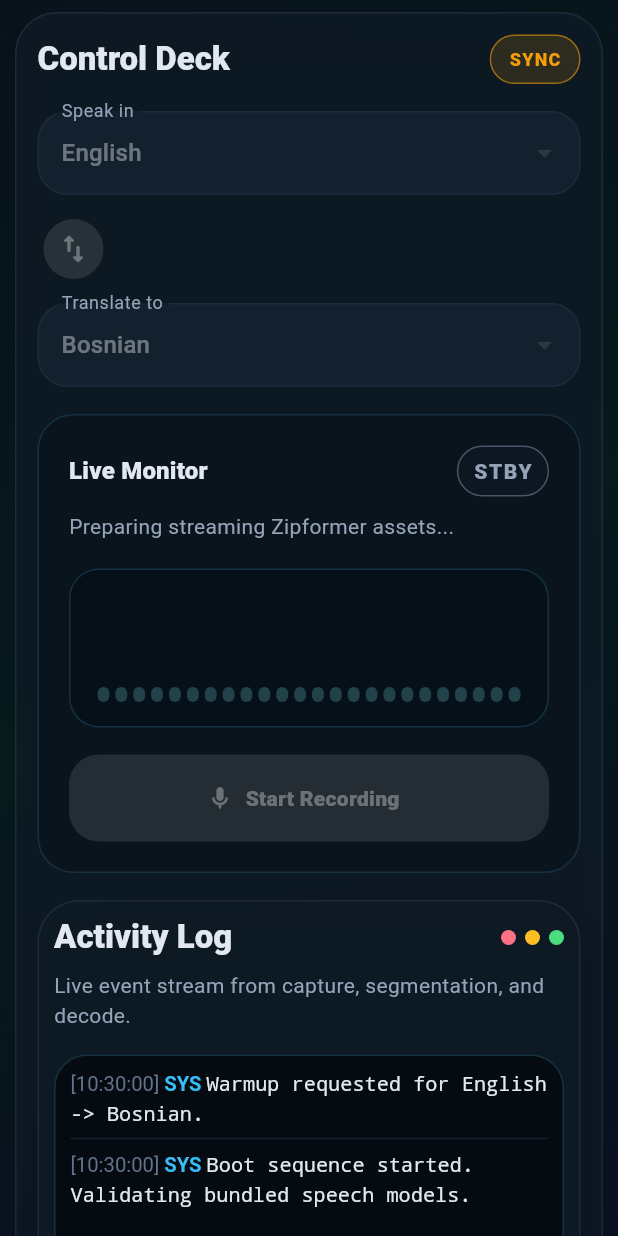
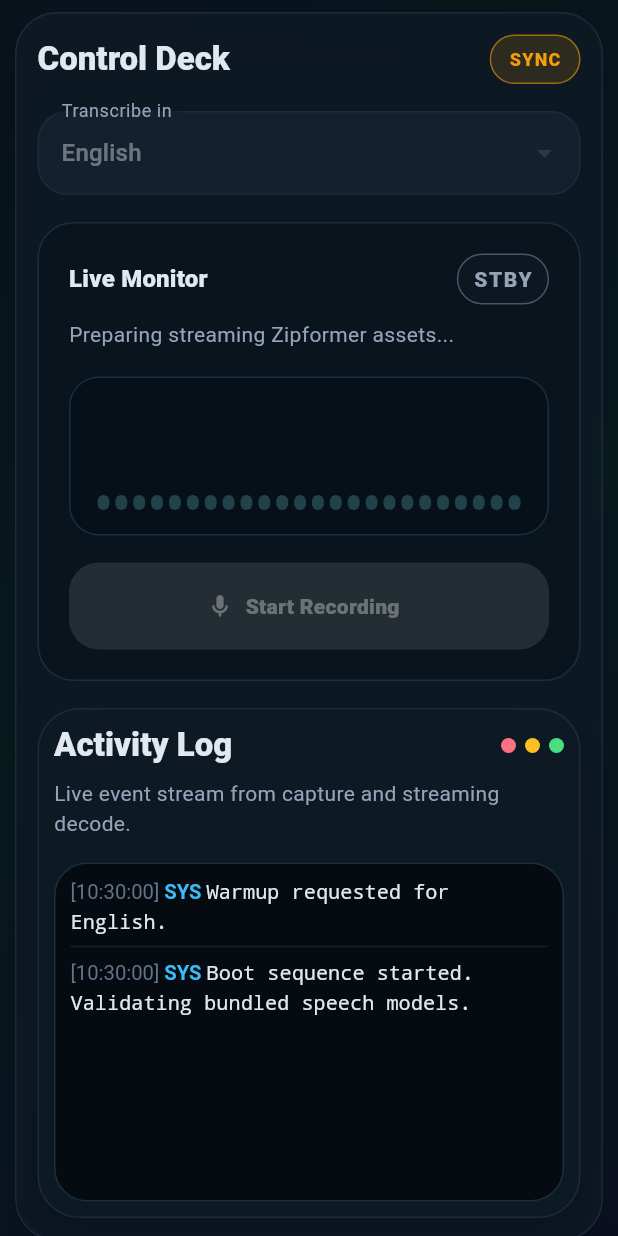
Before and after one commit to Danis96/offline_audio_sherpa_onnx, a Flutter app: the first screen one second after launch, on a phone screen of 412 x 824 dp. Run offline on Flutter 3.47's test engine with Material 3 defaults, Android fonts, the phone set to English and light mode, and no system bars; missing offline and left inert: record, sherpa_onnx.

Commit message:
zipformer english only, transcription works

```diff
--- a/lib/src/features/live_translate/live_translate_screen.dart
+++ b/lib/src/features/live_translate/live_translate_screen.dart
@@ -2,6 +2,7 @@ import 'dart:async';
 import 'dart:math' as math;
 import 'dart:typed_data';
 
+import 'package:flutter/foundation.dart';
 import 'package:flutter/material.dart';
 import 'package:record/record.dart';
 
@@ -33,12 +34,12 @@ class _LiveTranslateScreenState extends State<LiveTranslateScreen> {
   final List<_LogEntry> _logs = <_LogEntry>[];
 
   AppLanguage _sourceLanguage = supportedSourceLanguages.first;
-  AppLanguage _targetLanguage = supportedTargetLanguages.first;
 
   String _transcript = '';
-  String _translation = '';
   String? _statusMessage =
       'Preparing streaming Zipformer models from bundled assets...';
+  int _frameCount = 0;
+  int _emptyDecodeWindows = 0;
 
   bool _isRecording = false;
   bool _isWarmingUp = false;
@@ -57,8 +58,7 @@ class _LiveTranslateScreenState extends State<LiveTranslateScreen> {
     _setStatus(
       'Preparing streaming Zipformer assets...',
       category: _LogCategory.system,
-      logMessage:
-          'Warmup requested for ${_sourceLanguage.label} -> ${_targetLanguage.label}.',
+      logMessage: 'Warmup requested for ${_sourceLanguage.label}.',
     );
 
     setState(() {
@@ -66,10 +66,7 @@ class _LiveTranslateScreenState extends State<LiveTranslateScreen> {
     });
 
     try {
-      await _pipeline.warmUp(
-        sourceLanguage: _sourceLanguage,
-        targetLanguage: _targetLanguage,
-      );
+      await _pipeline.warmUp(sourceLanguage: _sourceLanguage);
     } catch (error) {
       if (!mounted) {
         return;
@@ -96,7 +93,8 @@ class _LiveTranslateScreenState extends State<LiveTranslateScreen> {
     _setStatus(
       'Ready. Streaming Zipformer is online for live English transcription.',
       category: _LogCategory.success,
-      logMessage: 'Warmup finished. Streaming ASR pipeline is online.',
+      logMessage:
+          'Warmup finished. Streaming ASR pipeline is online for English.',
     );
   }
 
@@ -141,10 +139,15 @@ class _LiveTranslateScreenState extends State<LiveTranslateScreen> {
     );
 
     _pipeline.resetSession();
+    _frameCount = 0;
+    _emptyDecodeWindows = 0;
     _appendLog(
       category: _LogCategory.capture,
       message: 'Microphone stream opened at 16 kHz mono PCM.',
     );
+    setState(() {
+      _transcript = '';
+    });
 
     _audioStreamSub = stream.listen(
       (data) => _processAudioFrame(_convertBytesToDouble(data)),
@@ -177,14 +180,30 @@ class _LiveTranslateScreenState extends State<LiveTranslateScreen> {
 
   void _processAudioFrame(List<double> frame) {
     _updateWaveform(frame);
-    final result = _pipeline.ingestAudioFrame(
-      samples: frame,
-      sourceLanguage: _sourceLanguage,
-      targetLanguage: _targetLanguage,
-    );
+    _frameCount += 1;
+    final result = _pipeline.ingestAudioFrame(samples: frame);
 
     if (result != null) {
+      _emptyDecodeWindows = 0;
       _applyStreamingResult(result);
+      return;
+    }
+
+    if (_frameCount % 25 == 0) {
+      _appendLog(
+        category: _LogCategory.capture,
+        message:
+            'Audio checkpoint. frames=$_frameCount, rms=${_calculateRms(frame).toStringAsFixed(3)}.',
+      );
+    }
+
+    if (_frameCount % 60 == 0) {
+      _emptyDecodeWindows += 1;
+      _appendLog(
+        category: _LogCategory.decode,
+        message:
+            'No transcript update yet. frames=$_frameCount, empty_windows=$_emptyDecodeWindows.',
+      );
     }
   }
 
@@ -198,10 +217,7 @@ class _LiveTranslateScreenState extends State<LiveTranslateScreen> {
     );
 
     if (flushPendingAudio) {
-      final finalResult = _pipeline.finishSession(
-        sourceLanguage: _sourceLanguage,
-        targetLanguage: _targetLanguage,
-      );
+      final finalResult = _pipeline.finishSession();
       if (finalResult != null) {
         _applyStreamingResult(finalResult, isFinal: true);
       }
@@ -252,36 +268,16 @@ class _LiveTranslateScreenState extends State<LiveTranslateScreen> {
   }
 
   List<double> _convertBytesToDouble(Uint8List data) {
-    final pcm = data.buffer.asInt16List();
-    return pcm.map((sample) => sample / 32768.0).toList();
+    final byteData = ByteData.sublistView(data);
+    final sampleCount = data.lengthInBytes ~/ 2;
+    final samples = List<double>.filled(sampleCount, 0);
+
+    for (var i = 0; i < sampleCount; i++) {
+      final sample = byteData.getInt16(i * 2, Endian.little);
+      samples[i] = sample / 32768.0;
     }
 
-  Future<void> _swapLanguages() async {
-    final matchingSource = supportedSourceLanguages.where(
-      (language) => language.code == _targetLanguage.code,
-    );
-    final nextSource = matchingSource.isEmpty
-        ? supportedSourceLanguages.first
-        : matchingSource.first;
-
-    final matchingTarget = supportedTargetLanguages.where(
-      (language) => language.code == _sourceLanguage.code,
-    );
-    final nextTarget = matchingTarget.isEmpty
-        ? supportedTargetLanguages.first
-        : matchingTarget.first;
-
-    setState(() {
-      _sourceLanguage = nextSource;
-      _targetLanguage = nextTarget;
-    });
-    _setStatus(
-      'Languages updated. Rewarming the local pipeline...',
-      category: _LogCategory.system,
-      logMessage:
-          'Language routing changed to ${nextSource.label} -> ${nextTarget.label}.',
-    );
-    await _warmUpPipeline();
+    return samples;
   }
 
   void _applyStreamingResult(LiveResult result, {bool isFinal = false}) {
@@ -291,7 +287,6 @@ class _LiveTranslateScreenState extends State<LiveTranslateScreen> {
 
     setState(() {
       _transcript = result.transcript;
-      _translation = result.translation;
     });
 
     final preview = result.transcript.isEmpty
@@ -332,6 +327,7 @@ class _LiveTranslateScreenState extends State<LiveTranslateScreen> {
       category: category,
       message: message,
     );
+    debugPrint('[APP_LOG][${category.label}] $message');
 
     if (mounted) {
       setState(() {
@@ -413,40 +409,15 @@ class _LiveTranslateScreenState extends State<LiveTranslateScreen> {
               final topSection = _buildCommandDeck(theme, isWide: isWide);
 
               final outputSection = isWide
-                  ? Row(
-                      crossAxisAlignment: CrossAxisAlignment.start,
-                      children: <Widget>[
-                        Expanded(
-                          child: _TextPanel(
+                  ? _TextPanel(
                       title: 'Transcript',
                       subtitle: _sourceLanguage.label,
                       body: _transcript,
-                          ),
-                        ),
-                        const SizedBox(width: 18),
-                        Expanded(
-                          child: _TextPanel(
-                            title: 'Translation',
-                            subtitle: _targetLanguage.label,
-                            body: _translation,
-                          ),
-                        ),
-                      ],
                     )
-                  : Column(
-                      children: <Widget>[
-                        _TextPanel(
+                  : _TextPanel(
                       title: 'Transcript',
                       subtitle: _sourceLanguage.label,
                       body: _transcript,
-                        ),
-                        const SizedBox(height: 18),
-                        _TextPanel(
-                          title: 'Translation',
-                          subtitle: _targetLanguage.label,
-                          body: _translation,
-                        ),
-                      ],
                     );
 
               return SingleChildScrollView(
@@ -502,7 +473,6 @@ class _LiveTranslateScreenState extends State<LiveTranslateScreen> {
               const SizedBox(height: 18),
               _LanguageSelectorCard(
                 sourceLanguage: _sourceLanguage,
-                targetLanguage: _targetLanguage,
                 isBusy: _isRecording || _isWarmingUp,
                 onSourceChanged: (language) async {
                   setState(() {
@@ -514,17 +484,6 @@ class _LiveTranslateScreenState extends State<LiveTranslateScreen> {
                   );
                   await _warmUpPipeline();
                 },
-                onTargetChanged: (language) async {
-                  setState(() {
-                    _targetLanguage = language;
-                  });
-                  _appendLog(
-                    category: _LogCategory.system,
-                    message: 'Target language changed to ${language.label}.',
-                  );
-                  await _warmUpPipeline();
-                },
-                onSwap: _swapLanguages,
               ),
               const SizedBox(height: 18),
               _MonitorPanel(
@@ -710,86 +669,22 @@ class _MonitorPanel extends StatelessWidget {
 class _LanguageSelectorCard extends StatelessWidget {
   const _LanguageSelectorCard({
     required this.sourceLanguage,
-    required this.targetLanguage,
     required this.isBusy,
     required this.onSourceChanged,
-    required this.onTargetChanged,
-    required this.onSwap,
   });
 
   final AppLanguage sourceLanguage;
-  final AppLanguage targetLanguage;
   final bool isBusy;
   final ValueChanged<AppLanguage> onSourceChanged;
-  final ValueChanged<AppLanguage> onTargetChanged;
-  final Future<void> Function() onSwap;
 
   @override
   Widget build(BuildContext context) {
-    return LayoutBuilder(
-      builder: (BuildContext context, BoxConstraints constraints) {
-        final stacked = constraints.maxWidth < 680;
-
-        if (stacked) {
-          return Column(
-            children: <Widget>[
-              _LanguageDropdown(
-                label: 'Speak in',
+    return _LanguageDropdown(
+      label: 'Transcribe in',
       value: sourceLanguage,
       enabled: !isBusy,
       items: supportedSourceLanguages,
       onChanged: onSourceChanged,
-              ),
-              const SizedBox(height: 12),
-              Align(
-                alignment: Alignment.centerLeft,
-                child: IconButton.filledTonal(
-                  onPressed: isBusy ? null : onSwap,
-                  icon: const Icon(Icons.swap_vert_rounded),
-                ),
-              ),
-              const SizedBox(height: 12),
-              _LanguageDropdown(
-                label: 'Translate to',
-                value: targetLanguage,
-                enabled: !isBusy,
-                items: supportedTargetLanguages,
-                onChanged: onTargetChanged,
-              ),
-            ],
-          );
-        }
-
-        return Row(
-          children: <Widget>[
-            Expanded(
-              child: _LanguageDropdown(
-                label: 'Speak in',
-                value: sourceLanguage,
-                enabled: !isBusy,
-                items: supportedSourceLanguages,
-                onChanged: onSourceChanged,
-              ),
-            ),
-            Padding(
-              padding: const EdgeInsets.symmetric(horizontal: 12),
-              child: IconButton.filledTonal(
-                onPressed: isBusy ? null : onSwap,
-                icon: const Icon(Icons.swap_horiz_rounded),
-              ),
-            ),
-            Expanded(
-              child: _LanguageDropdown(
-                label: 'Translate to',
-                value: targetLanguage,
-                enabled: !isBusy,
-                items: supportedTargetLanguages,
-                onChanged: onTargetChanged,
-              ),
-            ),
-          ],
-        );
-      },
     );
   }
 }
@@ -870,7 +765,7 @@ class _TerminalLogPanel extends StatelessWidget {
             ),
             const SizedBox(height: 8),
             Text(
-              'Live event stream from capture, segmentation, and decode.',
+              'Live event stream from capture and streaming decode.',
               style: theme.textTheme.bodyMedium?.copyWith(
                 color: const Color(0xFF94A3B8),
               ),
--- a/lib/src/features/live_translate/models/app_language.dart
+++ b/lib/src/features/live_translate/models/app_language.dart
@@ -13,15 +13,3 @@ class AppLanguage {
 const supportedSourceLanguages = <AppLanguage>[
   AppLanguage(code: 'en', label: 'English', localeTag: 'en-US'),
 ];
-
-const supportedTargetLanguages = <AppLanguage>[
-  AppLanguage(code: 'bs', label: 'Bosnian', localeTag: 'bs-BA'),
-  AppLanguage(code: 'en', label: 'English', localeTag: 'en-US'),
-  AppLanguage(code: 'de', label: 'German', localeTag: 'de-DE'),
-  AppLanguage(code: 'hr', label: 'Croatian', localeTag: 'hr-HR'),
-  AppLanguage(code: 'sr', label: 'Serbian', localeTag: 'sr-RS'),
-  AppLanguage(code: 'zh', label: 'Chinese', localeTag: 'zh-CN'),
-  AppLanguage(code: 'ja', label: 'Japanese', localeTag: 'ja-JP'),
-  AppLanguage(code: 'ko', label: 'Korean', localeTag: 'ko-KR'),
-  AppLanguage(code: 'yue', label: 'Cantonese', localeTag: 'zh-HK'),
-];
--- a/lib/src/features/live_translate/models/live_result.dart
+++ b/lib/src/features/live_translate/models/live_result.dart
@@ -1,6 +1,5 @@
 class LiveResult {
-  const LiveResult({required this.transcript, required this.translation});
+  const LiveResult({required this.transcript});
 
   final String transcript;
-  final String translation;
 }
--- a/lib/src/features/live_translate/services/live_speech_pipeline.dart
+++ b/lib/src/features/live_translate/services/live_speech_pipeline.dart
@@ -1,5 +1,4 @@
-import 'dart:typed_data';
-
+import 'package:flutter/foundation.dart';
 import 'package:sherpa_onnx/sherpa_onnx.dart' as sherpa;
 
 import '../models/app_language.dart';
@@ -9,23 +8,13 @@ import 'model_asset_bundle.dart';
 abstract class LiveSpeechPipeline {
   bool get isReady;
 
-  Future<void> warmUp({
-    required AppLanguage sourceLanguage,
-    required AppLanguage targetLanguage,
-  });
+  Future<void> warmUp({required AppLanguage sourceLanguage});
 
   void resetSession();
 
-  LiveResult? ingestAudioFrame({
-    required List<double> samples,
-    required AppLanguage sourceLanguage,
-    required AppLanguage targetLanguage,
-  });
+  LiveResult? ingestAudioFrame({required List<double> samples});
 
-  LiveResult? finishSession({
-    required AppLanguage sourceLanguage,
-    required AppLanguage targetLanguage,
-  });
+  LiveResult? finishSession();
 
   void dispose();
 }
@@ -47,12 +36,12 @@ class SherpaStreamingZipformerPipeline implements LiveSpeechPipeline {
   bool get isReady => _recognizer != null && _stream != null;
 
   @override
-  Future<void> warmUp({
-    required AppLanguage sourceLanguage,
-    required AppLanguage targetLanguage,
-  }) async {
+  Future<void> warmUp({required AppLanguage sourceLanguage}) async {
     _ensureBindings();
     _installedAssets ??= await _assetInstaller.installZipformerAssets();
+    debugPrint(
+      '[ZIPFORMER_INIT] source=${sourceLanguage.code} encoder=${_installedAssets!.zipformerEncoderPath} decoder=${_installedAssets!.zipformerDecoderPath} joiner=${_installedAssets!.zipformerJoinerPath} tokens=${_installedAssets!.zipformerTokensPath}',
+    );
 
     _stream?.free();
     _recognizer?.free();
@@ -77,8 +66,18 @@ class SherpaStreamingZipformerPipeline implements LiveSpeechPipeline {
       ),
     );
 
+    /// decodingMethod:
+    ///  {greedy_search}
+    /// At every time step, the model produces a probability distribution over all possible tokens (characters, word-pieces, etc.).
+    /// Greedy search simply picks the single highest-probability token at each step, without looking ahead or considering alternative paths.
+    ///
+    /// {beam_search}
+    /// The other common option is beam_search, which keeps the top N candidate sequences alive at each step and picks the best complete sequence at the end.
+    /// It's more accurate but significantly more expensive computationally.
+
     _stream = _recognizer!.createStream();
     _lastTranscript = '';
+    debugPrint('[ZIPFORMER_INIT] online recognizer and stream created');
   }
 
   @override
@@ -93,11 +92,7 @@ class SherpaStreamingZipformerPipeline implements LiveSpeechPipeline {
   }
 
   @override
-  LiveResult? ingestAudioFrame({
-    required List<double> samples,
-    required AppLanguage sourceLanguage,
-    required AppLanguage targetLanguage,
-  }) {
+  LiveResult? ingestAudioFrame({required List<double> samples}) {
     if (!isReady) {
       return null;
     }
@@ -119,26 +114,19 @@ class SherpaStreamingZipformerPipeline implements LiveSpeechPipeline {
 
     final result = _recognizer!.getResult(_stream!);
     final transcript = result.text.trim();
+    debugPrint(
+      '[ZIPFORMER_DECODE] decodedAny=$decodedAny transcript_length=${transcript.length} transcript="$transcript"',
+    );
     if (transcript == _lastTranscript) {
       return null;
     }
 
     _lastTranscript = transcript;
-    return LiveResult(
-      transcript: transcript,
-      translation: _buildTranslation(
-        transcript: transcript,
-        sourceLanguage: sourceLanguage,
-        targetLanguage: targetLanguage,
-      ),
-    );
+    return LiveResult(transcript: transcript);
   }
 
   @override
-  LiveResult? finishSession({
-    required AppLanguage sourceLanguage,
-    required AppLanguage targetLanguage,
-  }) {
+  LiveResult? finishSession() {
     if (!isReady) {
       return null;
     }
@@ -150,6 +138,9 @@ class SherpaStreamingZipformerPipeline implements LiveSpeechPipeline {
 
     final result = _recognizer!.getResult(_stream!);
     final transcript = result.text.trim();
+    debugPrint(
+      '[ZIPFORMER_FINAL] transcript_length=${transcript.length} transcript="$transcript"',
+    );
     final changed = transcript != _lastTranscript;
     _lastTranscript = transcript;
 
@@ -161,26 +152,7 @@ class SherpaStreamingZipformerPipeline implements LiveSpeechPipeline {
       return null;
     }
 
-    return LiveResult(
-      transcript: transcript,
-      translation: _buildTranslation(
-        transcript: transcript,
-        sourceLanguage: sourceLanguage,
-        targetLanguage: targetLanguage,
-      ),
-    );
-  }
-
-  String _buildTranslation({
-    required String transcript,
-    required AppLanguage sourceLanguage,
-    required AppLanguage targetLanguage,
-  }) {
-    if (sourceLanguage.code == targetLanguage.code) {
-      return transcript;
-    }
-
-    return '[Offline translation model not connected yet] $transcript';
+    return LiveResult(transcript: transcript);
   }
 
   void _ensureBindings() {
```
Also changed, not shown: lib/src/features/live_translate/services/model_asset_bundle.dart (+17 -0 lines). Lines whose indentation alone changed are shown as unchanged.
